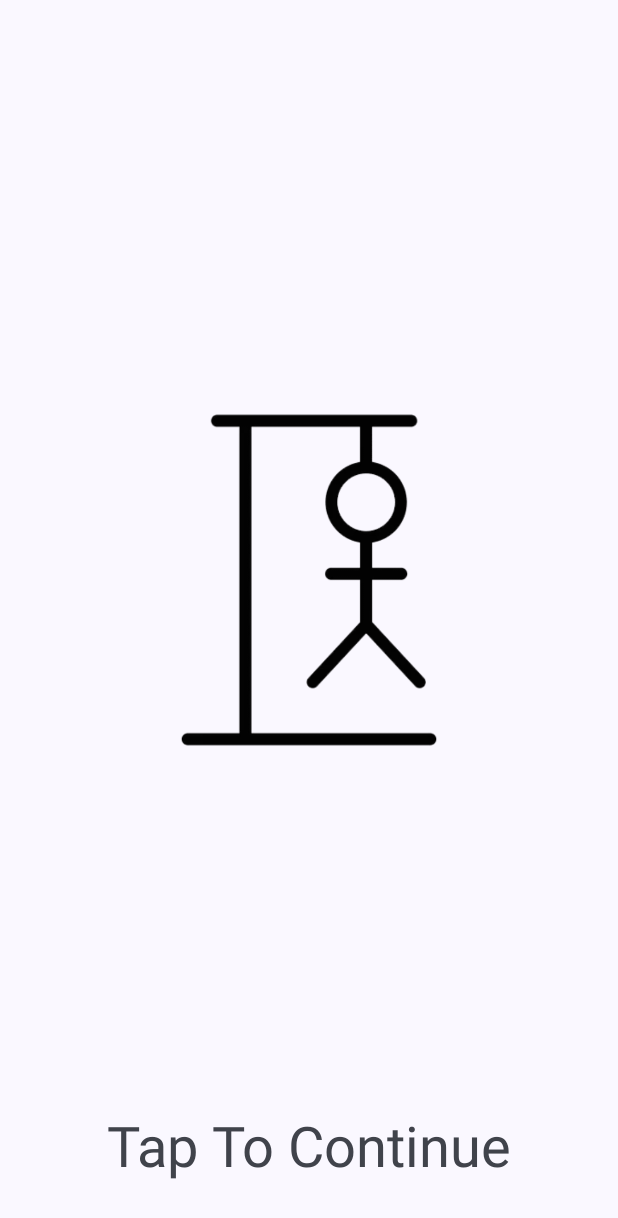
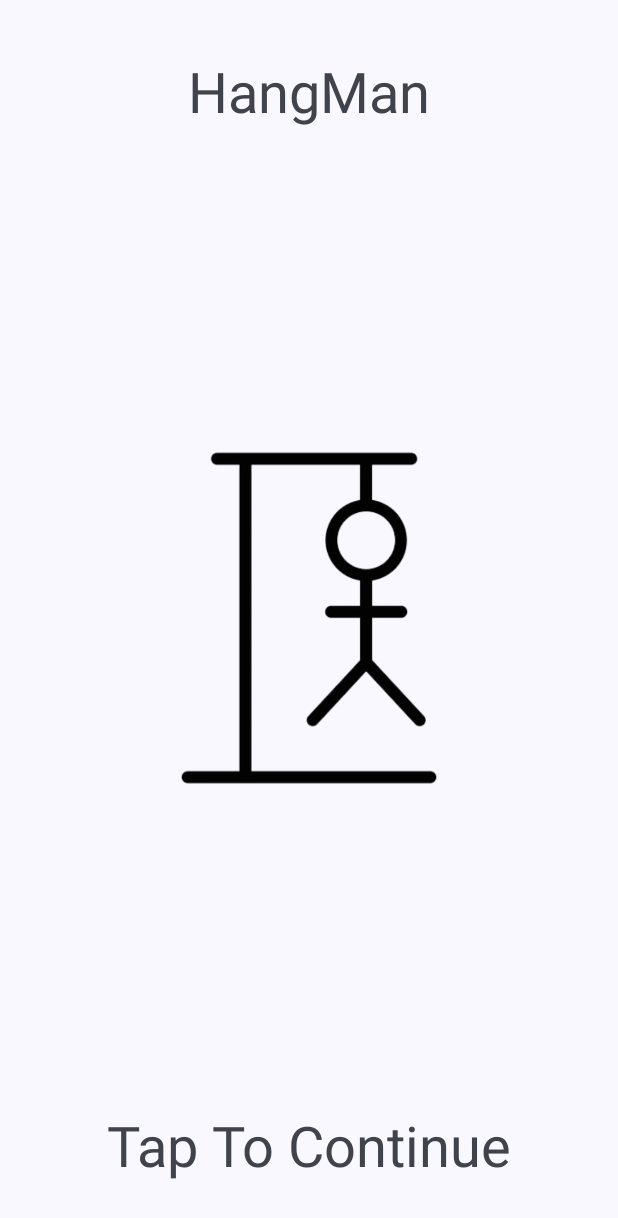
Before and after one commit to AlexRubio14/AA1_HangedMan, an Android app: the screen it shows after launch (MainActivity), on a phone screen of 412 x 824 dp. Shown: the top 1218 px of the screen. Run offline under Robolectric (Android 15) with nearby library versions, the light colour scheme and no system bars.

Commit message:
Tittle added

```diff
--- a/app/src/main/res/layout-land/activity_main.xml
+++ b/app/src/main/res/layout-land/activity_main.xml
@@ -17,6 +17,13 @@
         app:layout_constraintBottom_toBottomOf="parent"
         app:layout_constraintStart_toEndOf="parent">
 
+        <TextView
+            android:id="@+id/title"
+            android:layout_width="match_parent"
+            android:layout_height="wrap_content"
+            android:gravity="center_horizontal"
+            android:text="@string/splash_title"
+            android:textSize="37sp"></TextView>
         <ImageView
             android:id="@+id/splashScreenImage"
             android:layout_width="match_parent"
--- a/app/src/main/res/layout/activity_main.xml
+++ b/app/src/main/res/layout/activity_main.xml
@@ -17,6 +17,14 @@
         app:layout_constraintBottom_toBottomOf="parent"
         app:layout_constraintStart_toEndOf="parent"
         android:layout_margin="35dp">
+
+        <TextView
+            android:id="@+id/title"
+            android:layout_width="match_parent"
+            android:layout_height="wrap_content"
+            android:gravity="center_horizontal"
+            android:text="@string/splash_title"
+            android:textSize="37sp"></TextView>
 
         <ImageView
             android:id="@+id/splashScreenImage"
--- a/app/src/main/res/values/strings.xml
+++ b/app/src/main/res/values/strings.xml
@@ -1,6 +1,7 @@
 <resources>
     <string name="app_name">AA1_HangedMan</string>
     <string name="splash_screen_text">Tap To Continue</string>
+    <string name="splash_title">HangMan</string>
     <string name="scroll_screen_word">Word:</string>
     <string name="scroll_screen_letter">Letters:</string>
     <string name="dark_mode">Dark Mode</string>
```
Also changed, not shown: 1 other file.
